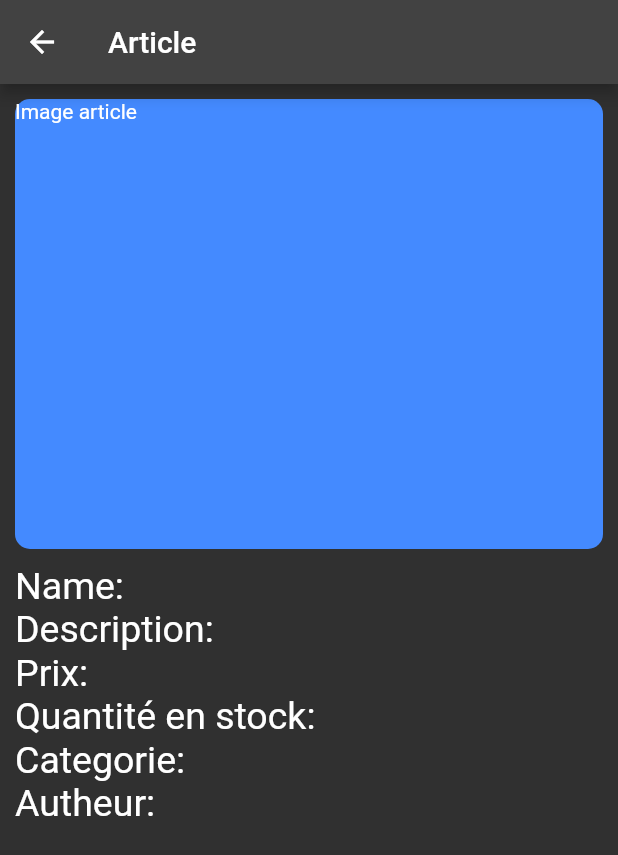
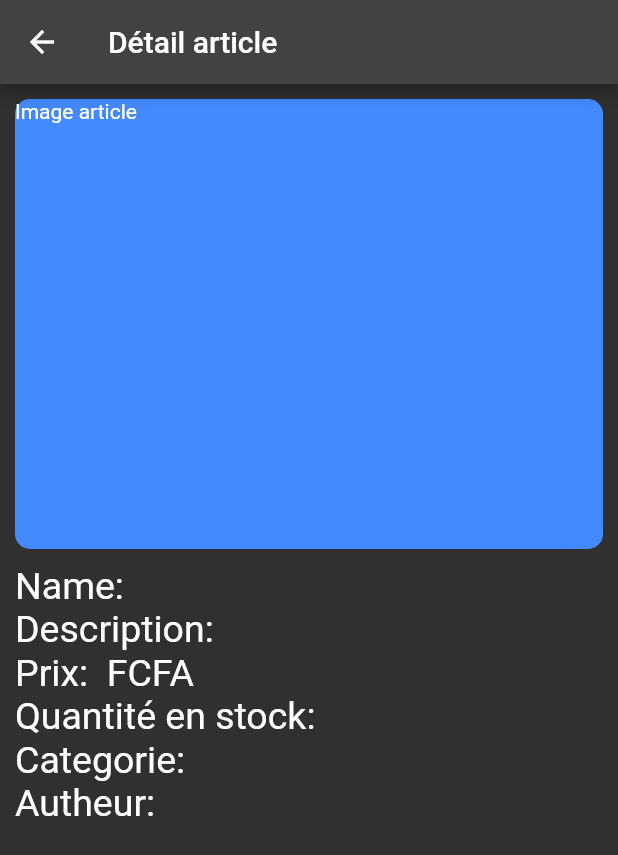
Before and after one commit to Mory95/Gest-Sarr-Multimedia-Store, a Flutter app: the DetailsArticle screen opened directly with empty values, on a phone screen of 412 x 824 dp. Shown: the top 855 px of the screen. Run offline on Flutter 3.47's test engine with Material 2 defaults, Android fonts, the phone set to English and light mode, and no system bars; our stand-ins replace cloud_firestore, firebase_core, flutter_typeahead; accounts and stored records are empty.

Commit message:
Correction des erreur consernant les articles(list, ajout et detailà)

```diff
--- a/sms_boutique/lib/screens/article/detailsArticle.dart
+++ b/sms_boutique/lib/screens/article/detailsArticle.dart
@@ -17,7 +17,7 @@ class _DetailsArticleState extends State<DetailsArticle> {
   @override
   void initState() {
     super.initState();
-    print(widget.article.name);
+    // print(widget.article.name);
   }
 
   @override
@@ -25,7 +25,7 @@ class _DetailsArticleState extends State<DetailsArticle> {
     final data = widget.article;
     return Scaffold(
       appBar: AppBar(
-        title: const Text('Article'),
+        title: const Text('Détail article'),
       ),
       body: SingleChildScrollView(
         child: Container(
@@ -43,7 +43,7 @@ class _DetailsArticleState extends State<DetailsArticle> {
                 child: const Text('Image article'),
               ),
               Text(
-                'Name: ${data.name}\nDescription: ${data.description}\nPrix: ${data.price}\nQuantité en stock: ${data.quantity}\nCategorie: ${data.categorie_id}\nAutheur: ${data.author_id}',
+                'Name: ${data.name}\nDescription: ${data.description}\nPrix: ${data.price} FCFA\nQuantité en stock: ${data.quantity}\nCategorie: ${data.categorie_id}\nAutheur: ${data.author_id}',
                 style: const TextStyle(fontSize: 25.0),
               ),
 
```
Also changed, not shown: sms_boutique/lib/screens/article/addArticle.dart (+12 -9 lines), sms_boutique/lib/screens/article/allArticles.dart (+11 -0 lines).
